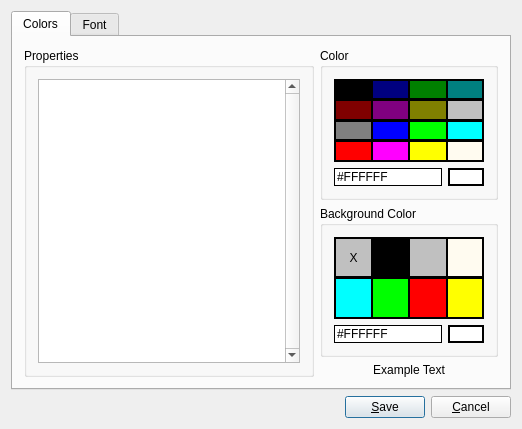
This is src/gui/Src/Gui/AppearanceDialog.ui in x64dbg/x64dbg as Qt 5 draws it before an edit. The edited form follows.
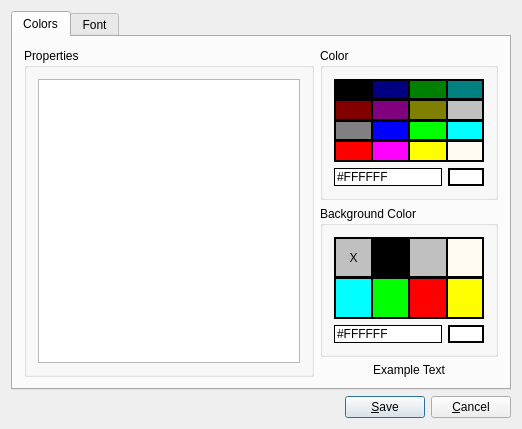
This is the edited form. Icons and pictures are not drawn.

Commit message: Use a tree view for color configuration

```diff
--- a/src/gui/Src/Gui/AppearanceDialog.ui
+++ b/src/gui/Src/Gui/AppearanceDialog.ui
@@ -41,13 +41,15 @@
          </property>
          <layout class="QVBoxLayout" name="verticalLayout_2">
           <item>
-           <widget class="QListWidget" name="listColorNames">
-            <property name="verticalScrollBarPolicy">
-             <enum>Qt::ScrollBarAlwaysOn</enum>
-            </property>
-            <property name="horizontalScrollBarPolicy">
-             <enum>Qt::ScrollBarAlwaysOff</enum>
-            </property>
+           <widget class="QTreeWidget" name="listColorNames">
+            <attribute name="headerVisible">
+             <bool>false</bool>
+            </attribute>
+            <column>
+             <property name="text">
+              <string notr="true">1</string>
+             </property>
+            </column>
            </widget>
           </item>
          </layout>
```
The commit also changes 2 other files.
